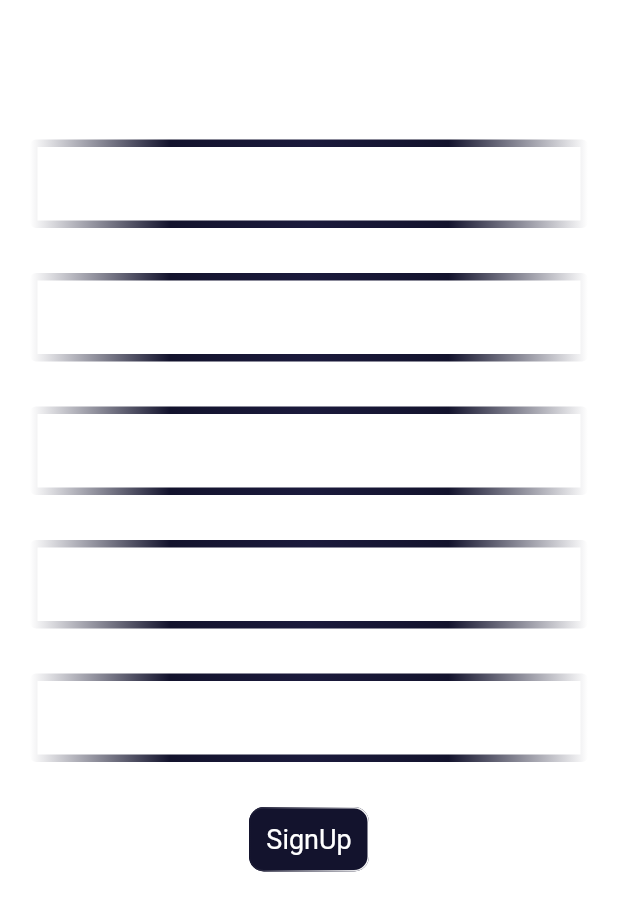
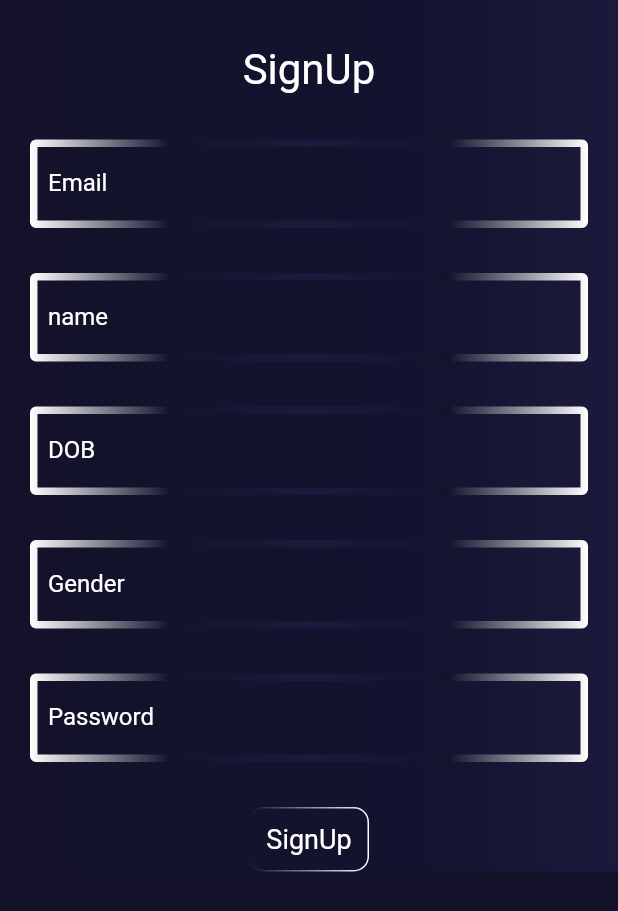
Before and after one commit to KrishChopra22/DriWary, a Flutter app: the SignupScreen screen opened directly with empty values, on a phone screen of 412 x 824 dp. Shown: the top 911 px of the screen. Run offline on Flutter 3.47's test engine with Material 2 defaults, Android fonts, the phone set to English and light mode, and no system bars; our stand-ins replace audioplayers, firebase_auth, firebase_core, firebase_database, fluttertoast, gradient_borders and 2 more; missing offline and left inert: flutter_camera, flutter_phone_direct_caller, flutter_sms; accounts and stored records are empty.

```diff
--- a/lib/screens/auth_screens/signup_screen.dart
+++ b/lib/screens/auth_screens/signup_screen.dart
@@ -22,9 +22,19 @@
   @override
   Widget build(BuildContext context) {
     return Scaffold(
-      backgroundColor: Colors.white,
+      backgroundColor: Color(0xff14122a),
       body: SingleChildScrollView(
-        child: Center(
+        child: Container(
+          decoration: BoxDecoration(
+            gradient: LinearGradient(
+              colors: [
+                Color(0xff14122a),
+                Color(0xff13132d),
+                Color(0xff13132f),
+                Color(0xff1b1a3c),
+              ]
+            ),
+          ),
           child: Column(
             children: [
               Container(
```
Also changed, not shown: pubspec.yaml (+139 -0 lines), assets/Splash Screen.png (added), pubspec.lock, 13 other files.
